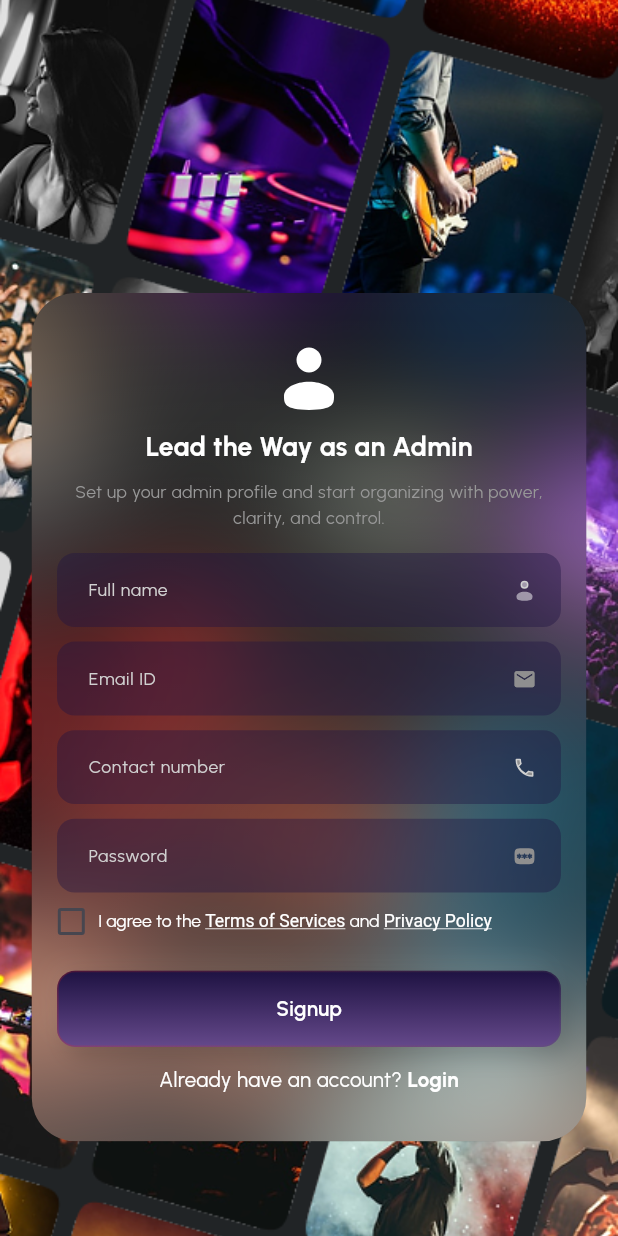
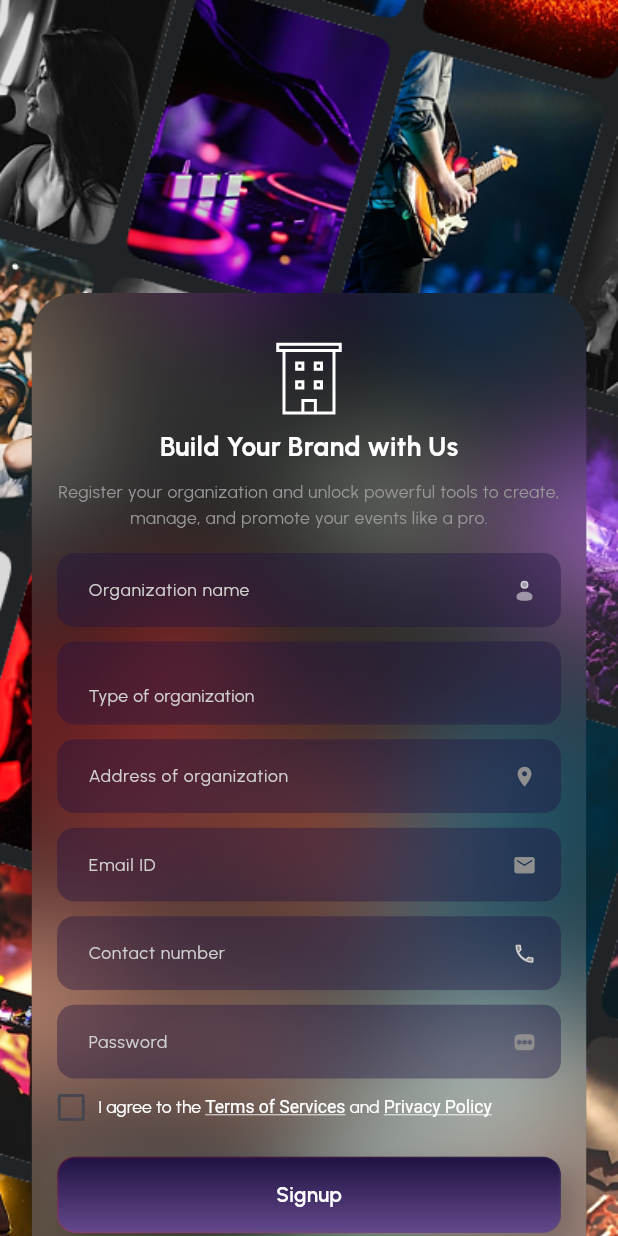
Before and after one commit to antony-akshay/wei-admin-app, a Flutter app: the OrganizationSignupScreen screen opened by its route, on a phone screen of 412 x 824 dp. Run offline on Flutter 3.47's test engine with Material 3 defaults, Android fonts, the phone set to English and light mode, and no system bars; our stand-ins replace flutter_screenutil, flutter_svg, go_router, gradient_borders.

Commit message:
Completed organization signup screen. Have some alignment issue with the hint text of the organization selecting dropdown. Added suffix icons to the textfields

```diff
--- a/lib/screens/authentication/login_screen.dart
+++ b/lib/screens/authentication/login_screen.dart
@@ -125,12 +125,12 @@ class LoginScreen extends StatelessWidget {
                             ),
                             GestureDetector(
                               onTap: () {
-                                GoRouter.of(
-                                  context,
-                                ).pushNamed(AppRouteConstants.adminSignup);
-                                // GoRouter.of(context).pushNamed(
-                                //   AppRouteConstants.organizationSignup,
-                                // );
+                                // GoRouter.of(
+                                //   context,
+                                // ).pushNamed(AppRouteConstants.adminSignup);
+                                GoRouter.of(context).pushNamed(
+                                  AppRouteConstants.organizationSignup,
+                                );
                               },
                               child: CustomText(
                                 text: "Signup",
--- a/lib/screens/authentication/organization_signup_screen.dart
+++ b/lib/screens/authentication/organization_signup_screen.dart
@@ -7,17 +7,20 @@ import 'package:wei_admin/routes/app_route_constants.dart';
 import 'package:wei_admin/screens/authentication/widgets/auth_button.dart';
 import 'package:wei_admin/screens/authentication/widgets/auth_textfield.dart';
 import 'package:wei_admin/screens/authentication/widgets/form_widget.dart';
+import 'package:wei_admin/screens/authentication/widgets/organization_type_dropdown.dart';
 import 'package:wei_admin/screens/common_widgets/custom_text.dart';
 
 class OrganizationSignupScreen extends StatelessWidget {
   OrganizationSignupScreen({super.key});
 
-  final TextEditingController _usernameController = TextEditingController();
+  final TextEditingController _nameController = TextEditingController();
+  final TextEditingController _addressController = TextEditingController();
   final TextEditingController _emailController = TextEditingController();
   final TextEditingController _contacNumberController = TextEditingController();
   final TextEditingController _passwordController = TextEditingController();
   final _formKey = GlobalKey<FormState>();
   ValueNotifier isAgreedNotifier = ValueNotifier(false);
+  ValueNotifier selectedOrganizationNotifier = ValueNotifier(null);
 
   @override
   Widget build(BuildContext context) {
@@ -47,33 +50,56 @@ class OrganizationSignupScreen extends StatelessWidget {
                     SizedBox(height: 200.h),
                     FormWidget(
                       formKey: _formKey,
-                      iconPath: "assets/icons/authentication/person.svg",
-                      title: "Lead the Way as an Admin",
+                      iconPath: "assets/icons/authentication/organization.svg",
+                      title: "Build Your Brand with Us",
                       description:
-                          "Set up your admin profile and start organizing with power, clarity, and control.",
+                          "Register your organization and unlock powerful tools to create, manage, and promote your events like a pro.",
                       children: [
                         AuthTextfield(
-                          controller: _usernameController,
-                          hintText: "Full name",
-                           suffixIconPath: "assets/icons/authentication/form_icons/username.svg",
+                          controller: _nameController,
+                          hintText: "Organization name",
+                          suffixIconPath:
+                              "assets/icons/authentication/form_icons/username.svg",
+                        ),
+                        SizedBox(height: 10.h),
+                        ValueListenableBuilder(
+                          valueListenable: selectedOrganizationNotifier,
+                          builder: (context, organization, _) {
+                            return OrganizationTypeDropdown(
+                              selectedValue: organization,
+                              onChanged: (value) {
+                                selectedOrganizationNotifier.value = value;
+                              },
+                            );
+                          },
+                        ),
+                        SizedBox(height: 10.h),
+                        AuthTextfield(
+                          controller: _addressController,
+                          hintText: "Address of organization",
+                          suffixIconPath:
+                              "assets/icons/authentication/form_icons/location.svg",
                         ),
                         SizedBox(height: 10.h),
                         AuthTextfield(
                           controller: _emailController,
                           hintText: "Email ID",
-                           suffixIconPath: "assets/icons/authentication/form_icons/email.svg",
+                          suffixIconPath:
+                              "assets/icons/authentication/form_icons/email.svg",
                         ),
                         SizedBox(height: 10.h),
                         AuthTextfield(
                           controller: _contacNumberController,
                           hintText: "Contact number",
-                           suffixIconPath: "assets/icons/authentication/form_icons/phone.svg",
+                          suffixIconPath:
+                              "assets/icons/authentication/form_icons/phone.svg",
                         ),
                         SizedBox(height: 10.h),
                         AuthTextfield(
                           controller: _passwordController,
                           hintText: "Password",
-                           suffixIconPath: "assets/icons/authentication/form_icons/password.svg",
+                          suffixIconPath:
+                              "assets/icons/authentication/form_icons/password.svg",
                         ),
                         SizedBox(height: 10.h),
                         Row(
--- /dev/null
+++ b/lib/screens/authentication/widgets/organization_type_dropdown.dart
@@ -0,0 +1,138 @@
+import 'package:flutter/material.dart';
+import 'package:flutter_screenutil/flutter_screenutil.dart';
+import 'package:flutter_svg/svg.dart';
+import 'package:wei_admin/core/app_colors.dart';
+import 'package:wei_admin/screens/common_widgets/custom_text.dart';
+
+class OrganizationTypeDropdown extends StatelessWidget {
+  final String? selectedValue;
+  final String? label;
+  final ValueChanged<String?>? onChanged;
+  final String? Function(String?)? validator;
+
+  // Hardcoded list of organization types
+  static const List<String> organizationTypes = [
+    'Corporation',
+    'Limited Liability Company (LLC)',
+    'Partnership',
+    'Sole Proprietorship',
+    'Non-Profit Organization',
+    'Government Agency',
+    'Educational Institution',
+    'Healthcare Organization',
+    'Financial Institution',
+    'Technology Company',
+    'Manufacturing Company',
+    'Retail Business',
+    'Consulting Firm',
+    'Startup',
+    'Other',
+  ];
+
+  const OrganizationTypeDropdown({
+    super.key,
+    this.selectedValue,
+    this.label,
+    this.onChanged,
+    this.validator,
+  });
+
+  @override
+  Widget build(BuildContext context) {
+    return SizedBox(
+      // height: 48.h,
+      child: DropdownButtonFormField<String>(
+        value: selectedValue,
+        onChanged: onChanged,
+        validator:
+            validator ??
+            (value) {
+              if (value == null || value.isEmpty) {
+                return 'Type of organization is required';
+              }
+              return null;
+            },
+        style: TextStyle(
+          fontFamily: 'Urbanist',
+          fontWeight: FontWeight.w500,
+          fontSize: 12.sp,
+          color: Colors.white,
+        ),
+        dropdownColor: AppColors.authScreenTextfieldBackgroundColor,
+        decoration: InputDecoration(
+          labelText: label,
+          errorStyle: TextStyle(height: 0),
+          // hintText: "Organization",
+          // hintStyle: TextStyle(
+          //   fontFamily: 'Urbanist',
+          //   fontWeight: FontWeight.w400,
+          //   fontSize: 12.sp,
+          //   color: Color(0xFFD0D0D0),
+          // ),
+          hint: Padding(
+            padding: EdgeInsets.only(bottom: 2.h),
+            child: CustomText(
+              text: "Type of organization",
+              fontWeight: FontWeight.w400,
+              fontSize: 12.sp,
+              fontColor: Color(0xFFD0D0D0),
+            ),
+          ),
+          filled: true,
+          fillColor: AppColors.authScreenTextfieldBackgroundColor.withAlpha(
+            102,
+          ),
+          contentPadding: EdgeInsets.symmetric(
+            horizontal: 16.w,
+            vertical: 16.h,
+          ),
+          suffixIcon: Padding(
+            padding: EdgeInsets.only(right: 15.w),
+            child: SvgPicture.asset(
+              "assets/icons/authentication/form_icons/dropdown_arrow.svg",
+              height: 16.w,
+              width: 16.w,
+            ),
+          ),
+          suffixIconConstraints: BoxConstraints(
+            maxHeight: 32.w,
+            maxWidth: 32.w,
+          ),
+          border: OutlineInputBorder(
+            borderRadius: BorderRadius.circular(12.r),
+            borderSide: BorderSide.none,
+          ),
+          enabledBorder: OutlineInputBorder(
+            borderRadius: BorderRadius.circular(12.r),
+            borderSide: BorderSide.none,
+          ),
+          focusedBorder: OutlineInputBorder(
+            borderRadius: BorderRadius.circular(12.r),
+            borderSide: BorderSide.none,
+          ),
+          errorBorder: OutlineInputBorder(
+            borderRadius: BorderRadius.circular(12.r),
+            borderSide: BorderSide(color: Colors.red),
+          ),
+        ),
+        icon:
+            SizedBox.shrink(), // Hide default dropdown arrow since we're using custom suffix icon
+        items:
+            organizationTypes.map((String type) {
+              return DropdownMenuItem<String>(
+                value: type,
+                child: Text(
+                  type,
+                  style: TextStyle(
+                    fontFamily: 'Urbanist',
+                    fontWeight: FontWeight.w400,
+                    fontSize: 12.sp,
+                    color: Colors.white,
+                  ),
+                ),
+              );
+            }).toList(),
+      ),
+    );
+  }
+}
```
Also changed, not shown: assets/icons/authentication/form_icons/dropdown_arrow.svg (added).
